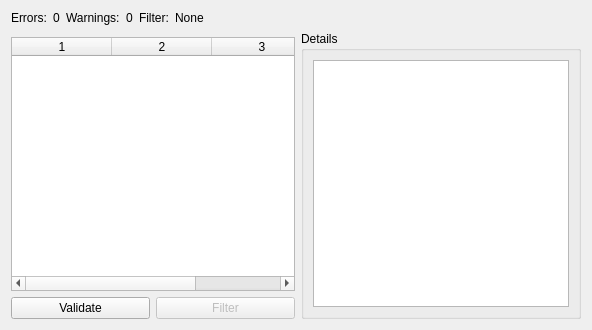
Before: the Qt Designer form origame/gui/alerts_display/ui_files/alerts.ui in DND-DRDC-RDDC/OS_ORIGAME, drawn with Qt 5.
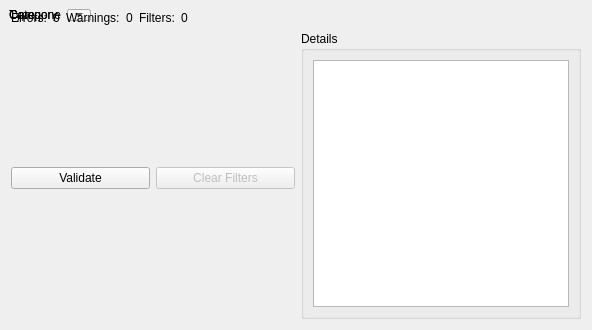
After: the same form once the commit is applied.

Commit message: add table filtering feature

The edit to the form file:
```diff
--- a/origame/gui/alerts_display/ui_files/alerts.ui
+++ b/origame/gui/alerts_display/ui_files/alerts.ui
@@ -13,6 +13,87 @@
   <property name="windowTitle">
    <string>Alerts Content</string>
   </property>
+  <widget class="QFrame" name="type_frame">
+   <property name="visible">
+    <bool>false</bool>
+   </property>
+   <layout class="QHBoxLayout" name="horizontalLayout">
+    <item>
+     <widget class="QLabel" name="label_type">
+      <property name="text">
+       <string>Type</string>
+      </property>
+     </widget>
+    </item>
+    <item>
+     <widget class="QToolButton" name="alert_type_btn">
+      <property name="styleSheet">
+       <string notr="true">QToolButton::menu-indicator { image: none; }</string>
+      </property>
+      <property name="arrowType">
+       <enum>Qt::DownArrow</enum>
+      </property>
+      <property name="popupMode">
+       <enum>QToolButton::InstantPopup</enum>
+      </property>
+     </widget>
+    </item>
+   </layout>
+  </widget>
+  <widget class="QFrame" name="component_frame">
+   <property name="visible">
+    <bool>false</bool>
+   </property>
+   <layout class="QHBoxLayout" name="horizontalLayout_2">
+    <item>
+     <widget class="QLabel" name="label_component">
+      <property name="text">
+       <string>Component</string>
+      </property>
+     </widget>
+    </item>
+    <item>
+     <widget class="QToolButton" name="alert_component_btn">
+      <property name="styleSheet">
+       <string notr="true">QToolButton::menu-indicator { image: none; }</string>
+      </property>
+      <property name="arrowType">
+       <enum>Qt::DownArrow</enum>
+      </property>
+      <property name="popupMode">
+       <enum>QToolButton::InstantPopup</enum>
+      </property>
+     </widget>
+    </item>
+   </layout>
+  </widget>
+  <widget class="QFrame" name="category_frame">
+   <property name="visible">
+    <bool>false</bool>
+   </property>
+   <layout class="QHBoxLayout" name="horizontalLayout_3">
+    <item>
+     <widget class="QLabel" name="label_category">
+      <property name="text">
+       <string>Category</string>
+      </property>
+     </widget>
+    </item>
+    <item>
+     <widget class="QToolButton" name="alert_category_btn">
+      <property name="styleSheet">
+       <string notr="true">QToolButton::menu-indicator { image: none; }</string>
+      </property>
+      <property name="arrowType">
+       <enum>Qt::DownArrow</enum>
+      </property>
+      <property name="popupMode">
+       <enum>QToolButton::InstantPopup</enum>
+      </property>
+     </widget>
+    </item>
+   </layout>
+  </widget>
   <layout class="QVBoxLayout" name="verticalLayout_3">
    <item>
     <widget class="QWidget" name="header_widget" native="true">
@@ -111,7 +192,7 @@
          <item row="0" column="0">
           <widget class="QLabel" name="label_filter">
            <property name="text">
-            <string>Filter:</string>
+            <string>Filters:</string>
            </property>
           </widget>
          </item>
@@ -124,7 +205,7 @@
             </sizepolicy>
            </property>
            <property name="text">
-            <string>None</string>
+            <string>0</string>
            </property>
           </widget>
          </item>
@@ -170,22 +251,6 @@
          <property name="bottomMargin">
           <number>0</number>
          </property>
-         <item>
-          <widget class="QTableWidget" name="alert_table_widget">
-           <property name="selectionMode">
-            <enum>QAbstractItemView::SingleSelection</enum>
-           </property>
-           <property name="selectionBehavior">
-            <enum>QAbstractItemView::SelectRows</enum>
-           </property>
-           <property name="columnCount">
-            <number>3</number>
-           </property>
-           <column/>
-           <column/>
-           <column/>
-          </widget>
-         </item>
          <item>
           <widget class="QWidget" name="button_container" native="true">
            <layout class="QHBoxLayout" name="horizontalLayout_5">
@@ -214,7 +279,7 @@
                <bool>false</bool>
               </property>
               <property name="text">
-               <string>Filter</string>
+               <string>Clear Filters</string>
               </property>
              </widget>
             </item>
```
Left out of the diff: 2 changed lines with no effect on the pictures. The commit also changes 3 other files.
